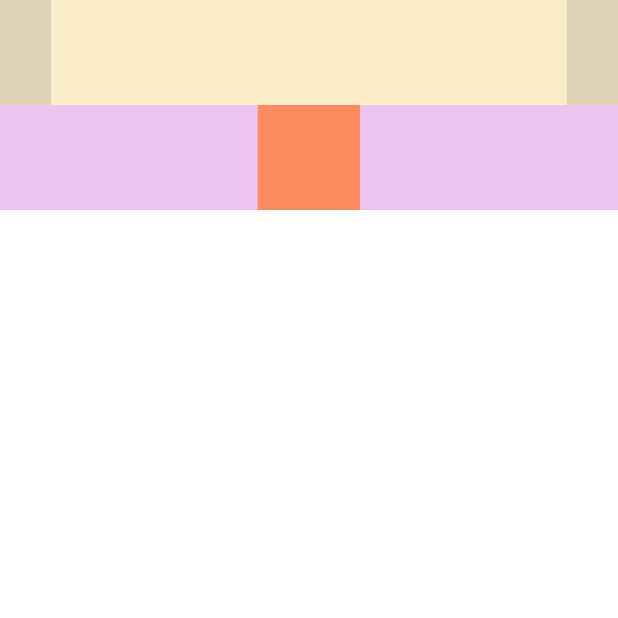
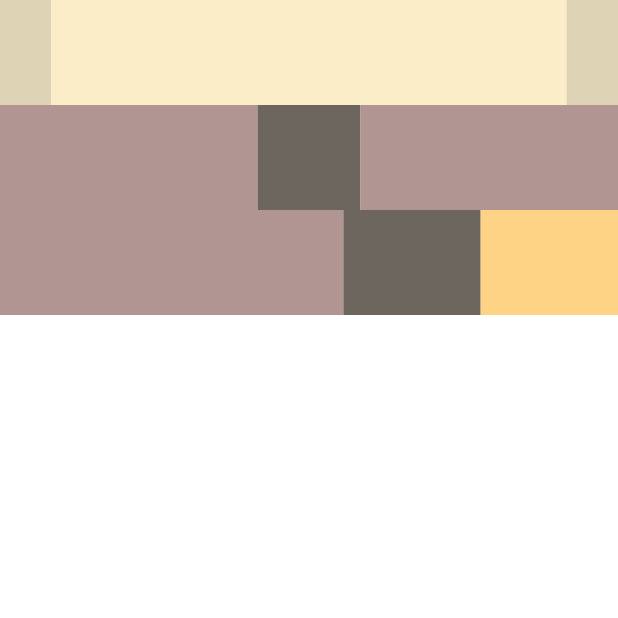
Before and after one commit to Anton-Os/TimeWarp, a Flutter app: the screen it shows after launch, on a phone screen of 412 x 824 dp, the top half of it. Run offline on Flutter 3.47's test engine with Material 2 defaults, Android fonts, the phone set to English and light mode, and no system bars; our stand-ins replace cloud_firestore, firebase_core; accounts and stored records are empty.

Commit message:
Corrected data retrieval

```diff
--- a/lib/db_logic.dart
+++ b/lib/db_logic.dart
@@ -1,10 +1,11 @@
 import 'package:cloud_firestore/cloud_firestore.dart';
 import 'package:firebase_core/firebase_core.dart';
+import 'package:flutter/cupertino.dart';
 
 import 'package:timewarpsoc/timeline_types.dart';
 
-class TimelineFirebaseDB {
-  TimelineFirebaseDB({ this.firebaseDocStr }){
+class TimelineFirebaseDB extends ChangeNotifier {
+  TimelineFirebaseDB({ this.firebaseDocStr }) {
     initFirebase();
   }
 
@@ -15,7 +16,7 @@ class TimelineFirebaseDB {
     // TODO: Support apple version as well eventually
 
     Firestore.instance.collection('timelines').document(firebaseDocStr).get()
-      .then((DocumentSnapshot snapshot) {
+    .then((DocumentSnapshot snapshot) {
 
       Iterable<MapEntry<String, dynamic>> timelineMap = snapshot.data.entries;
       // MapEntry<String, dynamic> currentMap = timelineMap.first; // Data from first element
@@ -59,7 +60,7 @@ class TimelineFirebaseDB {
               header: entry.key, desc: desc, tp1: tp1, tp2: tp2
           );
           data.segments.add(segment);
-          print("Have a nice day!");
+          notifyListeners(); // Should send updates
         }
       }
 
--- a/lib/timeline_view.dart
+++ b/lib/timeline_view.dart
@@ -1,5 +1,7 @@
 import 'package:flutter/material.dart';
 import 'package:flutter/cupertino.dart';
+import 'package:flutter/widgets.dart';
+import 'package:provider/provider.dart';
 
 import 'package:timewarpsoc/timeline_types.dart';
 import 'package:timewarpsoc/db_logic.dart';
@@ -11,20 +13,48 @@ class TimelineSegView {
 
     switch(index){
       case(0): // TODO: Extract info based on the _Name field
-        targetWidgetL = new Expanded(flex: 1, child: Container(color: title_TCS.secondary, height: 70.0));
+        targetWidgetS1 = new Expanded(flex: 1, child: Container(color: title_TCS.secondary, height: 70.0));
         targetWidgetM = new Expanded(flex: 10, child: Container(color: title_TCS.primary, height: 70.0));
-        targetWidgetR = new Expanded(flex: 1, child: Container(color: title_TCS.secondary, height: 70.0));
+        targetWidgetS2 = new Expanded(flex: 1, child: Container(color: title_TCS.secondary, height: 70.0));
         break;
 
       default:
         if(index % 2 == 0){
-          print("Item space");
+          if(this.data.segments.length != 0) {
+            GlobalKey _sizeableWidgetKey = GlobalKey(); // Attach key to the target widget
+            targetWidgetS1 = new Expanded(flex: 5,
+                  key: _sizeableWidgetKey,
+                  child: Column(
+                    crossAxisAlignment: CrossAxisAlignment.stretch,
+                    children: <Widget>[
+                      Container(color: items_TCS.secondary,
+                                child: Text(this.data.segments.elementAt(itemIndex).header, textAlign: TextAlign.center, style: headerScriptTS)),
+                      Container(color: items_TCS.primary, padding: EdgeInsets.only(top: 4.0),
+                          child: Text(this.data.segments.elementAt(itemIndex).desc, textAlign: TextAlign.center, style: descScriptTS)),
+                    ],
+                  )
+                );
+            // final RenderBox _sizeableWidgetRB = _sizeableWidgetKey.currentContext.findRenderObject();
+            // final double _sizeableWidgetHeight = _sizeableWidgetRB.size.height;
+            targetWidgetM = new Expanded(flex: 2,
+                child: Container(color: center_TCS.primary, height: 30.0,
+                  child: Text(
+                      this.data.segments.elementAt(itemIndex).tp1.year.toString() + "\n to \n" + this.data.segments.elementAt(itemIndex).tp2.year.toString(),
+                      style: centerDateTS, textAlign: TextAlign.center,
+                  )
+            )); // The height is dynamic
+            targetWidgetS2 = new Expanded(flex: 5, child: Container(color: items_TCS.filler, height: 70.0));
             itemIndex++;
+          } else { // The height is dynamic
+            targetWidgetS1 = new Expanded(flex: 2, child: Container(color: items_TCS.primary, height: 70.0));
+            targetWidgetM = new Expanded(flex: 2, child: Container(color: center_TCS.primary, height: 70.0)); // The height is dynamic
+            targetWidgetS2 = new Expanded(flex: 5, child: Container(color: items_TCS.filler, height: 70.0)); // The height is dynamic
+          }
         } else {
           print("Scalable filler space");
-          targetWidgetL = new Expanded(flex: 5, child: Container(color: items_TCS.filler, height: 70.0)); // The height is dynamic
+          targetWidgetS1 = new Expanded(flex: 5, child: Container(color: items_TCS.filler, height: 70.0)); // The height is dynamic
           targetWidgetM = new Expanded(flex: 2, child: Container(color: center_TCS.primary, height: 70.0)); // The height is dynamic
-          targetWidgetR = new Expanded(flex: 5, child: Container(color: items_TCS.filler, height: 70.0)); // The height is dynamic
+          targetWidgetS2 = new Expanded(flex: 5, child: Container(color: items_TCS.filler, height: 70.0)); // The height is dynamic
         }
         break;
     }
@@ -35,16 +65,20 @@ class TimelineSegView {
 
   int itemIndex = 0; // Knows where to access the item data for timeline
 
-  Widget targetWidgetL; // left
+  Widget targetWidgetS1; // left
   Widget targetWidgetM; // middle
-  Widget targetWidgetR; // right
+  Widget targetWidgetS2; // right
 
   TimelineColorScheme center_TCS =
-    new TimelineColorScheme(primary: new Color(0xFFFF8C5E), secondary: new Color(0xFFDE7E59), text: new Color(0xFF523C3F));
+    new TimelineColorScheme(primary: new Color(0xFF6D665F), secondary: new Color(0xFF5E5A57), text: new Color(0xFF604040));
   TimelineColorScheme items_TCS = // Requires a filler color
-    new TimelineColorScheme(primary: new Color(0xFFB39FF5), secondary: new Color(0xFF8376AD), text: new Color(0xFF808891), filler: new Color(0xFFEEC5F0));
+    new TimelineColorScheme(primary: new Color(0xFFFFD385), secondary: new Color(0xFFDDAC5D), text: new Color(0xFF604040), filler: new Color(0xFFB19592));
   TimelineColorScheme title_TCS =
-    new TimelineColorScheme(primary: new Color(0xFFFAEDC8), secondary: new Color(0xFFDED3B4), text: new Color(0xFF73584E));
+    new TimelineColorScheme(primary: new Color(0xFFFAEDC8), secondary: new Color(0xFFDED3B4), text: new Color(0xFF604040));
+
+  TextStyle headerScriptTS = TextStyle( fontSize: 10, color: new Color(0xFF604040), decoration: TextDecoration.none, fontFamily: 'JosefinSlab');
+  TextStyle descScriptTS = TextStyle( fontSize: 8, color: new Color(0xFF604040), decoration: TextDecoration.none, fontFamily: 'JosefinSlab');
+  TextStyle centerDateTS = TextStyle( fontSize: 9, color: new Color(0xFF601111), decoration: TextDecoration.none, fontFamily: 'Broadway');
 }
 
 class TimelineVisual extends StatefulWidget {
@@ -57,34 +91,48 @@ class TimelineVisual extends StatefulWidget {
 }
 
 class _TimelineVisual extends State<TimelineVisual> {
-  Widget targetWidgetL; // left
+  Widget targetWidgetS1; // left
   Widget targetWidgetM; // middle
-  Widget targetWidgetR; // right
+  Widget targetWidgetS2; // right
 
   @override
   Widget build(BuildContext context) {
-    TimelineFirebaseDB db = new TimelineFirebaseDB(firebaseDocStr: 'iLakpSBa6Ps9hok5wMCJ'); // TODO: Make this field mapped to a legible value
+    // ValueNotifier<TimelineFirebaseDB> db = new ValueNotifier(TimelineFirebaseDB(firebaseDocStr: 'iLakpSBa6Ps9hok5wMCJ')); // TODO: Make this field mapped to a legible value
+    // TimelineFirebaseDB db = new TimelineFirebaseDB(firebaseDocStr: 'iLakpSBa6Ps9hok5wMCJ');
+
+    TimelineSegView segment;
 
     return MaterialApp(
       home:
+        ChangeNotifierProvider(
+          builder: (_) => TimelineFirebaseDB(firebaseDocStr: 'iLakpSBa6Ps9hok5wMCJ'),
+          child:
             ListView.builder(
               // itemCount: TimelineFirebaseDB.data.segments.length,
-            itemCount: 2,
+              itemCount: 3,
               itemBuilder: (context, index) {
-              TimelineSegView segment = TimelineSegView(index: index, data: TimelineFirebaseDB.data);
 
-              return
-                Container(
-                  // color: Color(0xFF2244AA),
-                    child: Row(
+                segment = TimelineSegView(index: index, data: TimelineFirebaseDB.data);
+
+                Row targetRow = (segment.itemIndex % 2 == 0) ?
+                  Row( // We can flip depending on the item index
                       children: <Widget>[
-                          segment.targetWidgetL, // targetWidgetL,
+                        segment.targetWidgetS2, // targetWidgetS2,
                         segment.targetWidgetM,
-                          segment.targetWidgetR
+                        segment.targetWidgetS1
                       ]
+                  ) : Row(
+                    children: <Widget>[
+                      segment.targetWidgetS1, // targetWidgetS1,
+                      segment.targetWidgetM,
+                      segment.targetWidgetS2
+                    ]
+                  );
+
+                return Container( child: targetRow);
+              }
             )
-                );
-            })
+        )
     );
   }
 }
--- a/pubspec.yaml
+++ b/pubspec.yaml
@@ -26,6 +26,7 @@ dependencies:
   firebase_core: ^0.4.4+3
   firebase_auth: ^0.16.0
   cloud_firestore: ^0.13.0+1
+  provider: ^2.0.0
 
 
   # The following adds the Cupertino Icons font to your application.
```
Also changed, not shown: pubspec.lock, res/Broadway-Regular.ttf (added), res/Cookie-Regular.ttf (added), res/EBGaramond-Regular.ttf (added), res/ReenieBeanie-Regular.ttf (added), 1 other file. Lines whose indentation alone changed are shown as unchanged.
